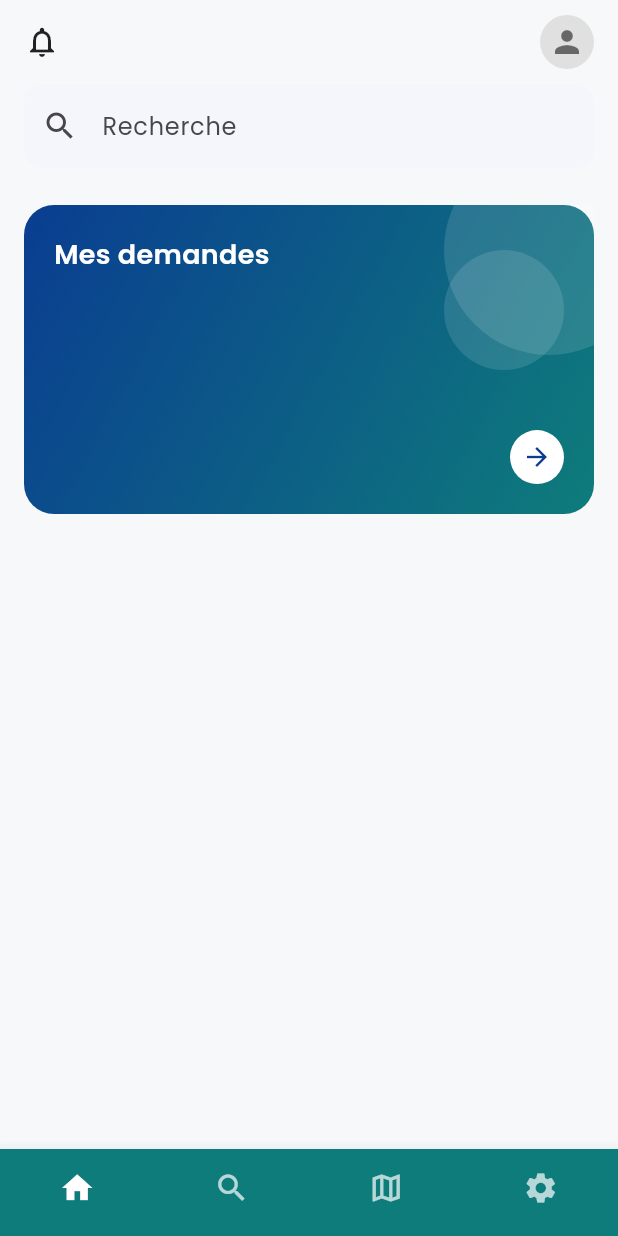
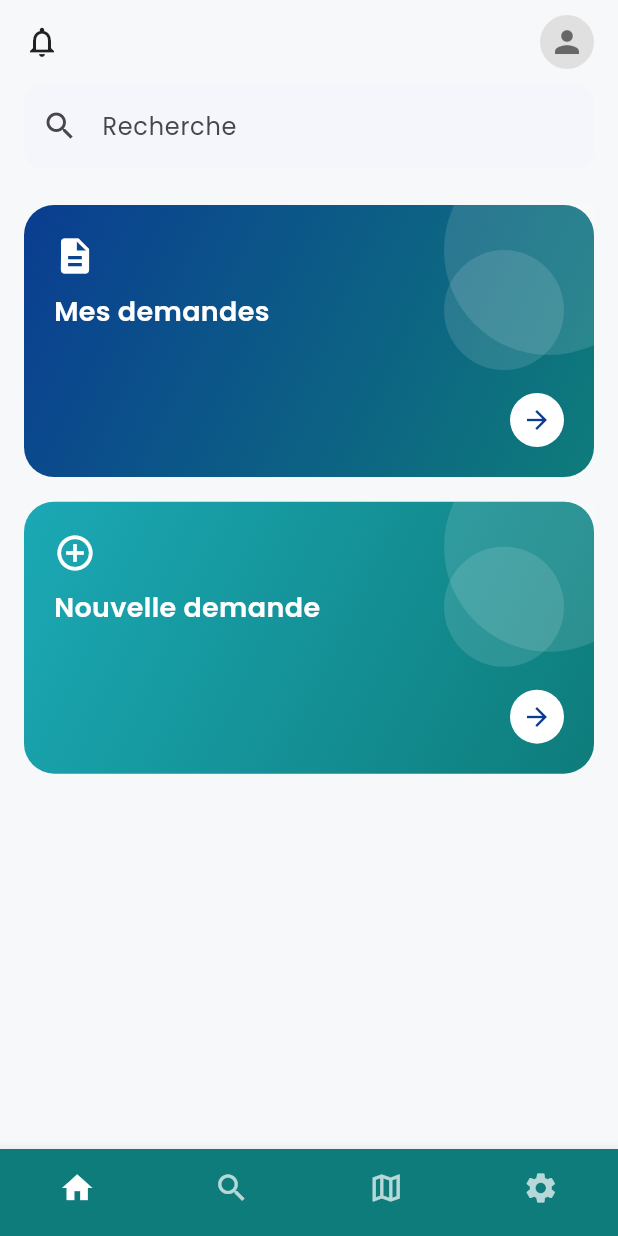
Before and after one commit to soukainaJOUAH/DimaMeakApp, a Flutter app: the HomeScreen screen opened directly, on a phone screen of 412 x 824 dp. Run offline on Flutter 3.47's test engine with Material 3 defaults, Android fonts, the phone set to English and light mode, and no system bars; our stand-ins replace flutter_tts, permission_handler, speech_to_text.

Commit message:
home done

```diff
--- a/lib/features/home/screens/home_screen.dart
+++ b/lib/features/home/screens/home_screen.dart
@@ -2,7 +2,8 @@ import 'package:flutter/material.dart';
 import 'package:dima_m3ak/core/enums/user_role.dart';
 import '../utilisateur/home_utilisateur.dart';
 import '../aidant/home_aidant.dart';
-
+import '../../notifications/screens/notifications_screen.dart';
+import '../../profile/screens/profile_screen.dart';
 
 class HomeScreen extends StatefulWidget {
   final bool isVoiceEnabled;
@@ -35,9 +36,9 @@ class _HomeScreenState extends State<HomeScreen> {
     Widget body;
 
     if (widget.role == UserRole.utilisateur) {
-      body = const HomeUtilisateur();
+      body =  HomeUtilisateur();
     } else {
-      body = const HomeAidant();
+      body =  HomeAidant();
     }
 
     return Scaffold(
@@ -50,7 +51,15 @@ class _HomeScreenState extends State<HomeScreen> {
         leading: IconButton(
           icon: const Icon(Icons.notifications_none),
           color: Colors.black87,
-          onPressed: () {},
+          onPressed: () {
+            Navigator.push(
+              context,
+              MaterialPageRoute(
+                builder: (_) => NotificationsScreen()
+
+              )
+            );
+          },
         ),
         actions: [
           Padding(
--- a/lib/features/home/utilisateur/home_utilisateur.dart
+++ b/lib/features/home/utilisateur/home_utilisateur.dart
@@ -1,4 +1,6 @@
 import 'package:flutter/material.dart';
+import 'mes_demande_screen.dart';
+import 'nouvelle_demande_screen.dart';
 
 class HomeUtilisateur extends StatelessWidget {
   const HomeUtilisateur({super.key});
@@ -11,7 +13,7 @@ class HomeUtilisateur extends StatelessWidget {
       padding: const EdgeInsets.symmetric(horizontal: 16),
       child: Column(
         children: [
-          /// 🔍 Search
+          // 🔍 Search bar
           TextField(
             decoration: InputDecoration(
               hintText: 'Recherche',
@@ -27,14 +29,10 @@ class HomeUtilisateur extends StatelessWidget {
 
           SizedBox(height: size.height * 0.03),
 
-          /// 🟦 Mes demandes
-          GestureDetector(
-            onTap: () {},
-            child: Container(
-              height: size.height * 0.25,
-              width: double.infinity,
-              decoration: BoxDecoration(
-                borderRadius: BorderRadius.circular(20),
+          // 🟦 Mes demandes (Gradient)
+          _HomeCard(
+            title: 'Mes demandes',
+            icon: Icons.description,
             gradient: const LinearGradient(
               begin: Alignment.topLeft,
               end: Alignment.bottomRight,
@@ -43,20 +41,104 @@ class HomeUtilisateur extends StatelessWidget {
                 Color(0xFF0E7C7B),
               ],
             ),
+            onTap: () {
+              Navigator.push(
+                context,
+                MaterialPageRoute(
+                  builder:(_) =>  MesDemandesScreen(),
+
+                ),
+              );
+            },
+          ),
+
+          SizedBox(height: size.height * 0.02),
+
+          // 🟩 Nouvelle demande (Color موحّد)
+
+          _HomeCard(
+            title: 'Nouvelle demande',
+            icon: Icons.add_circle_outline,
+            gradient: const LinearGradient(
+              begin: Alignment.topLeft,
+              end: Alignment.bottomRight,
+              colors: [
+                Color(0xFF1BA9B5),
+                Color(0xFF0E7C7B),
+              ],
+            ),
+            onTap: () {
+              Navigator.push(
+                context,
+                MaterialPageRoute(
+                  builder:(_) =>  NouvelleDemandeScreen(),
+
+                ),
+              );
+            },
+          ),
+        ],
+      ),
+    );
+  }
+}
+
+//
+// 🔹 Card Widget (مشترك)
+class _HomeCard extends StatelessWidget {
+  final String title;
+  final IconData icon;
+  final LinearGradient? gradient;
+  final Color? color;
+  final VoidCallback onTap;
+
+  const _HomeCard({
+    required this.title,
+    required this.icon,
+    this.gradient,
+    this.color,
+    required this.onTap,
+  });
+
+  @override
+  Widget build(BuildContext context) {
+    final size = MediaQuery.of(context).size;
+
+    return GestureDetector(
+      onTap: onTap,
+      child: Container(
+        height: size.height * 0.22,
+        width: double.infinity,
+        decoration: BoxDecoration(
+          borderRadius: BorderRadius.circular(20),
+          gradient: gradient, // null فـ Card 2
+          color: color,       // null فـ Card 1
         ),
         child: Stack(
           children: [
-                  Positioned(top: -40, right: -40, child: _Circle(size: 140)),
-                  Positioned(top: 30, right: 20, child: _Circle(size: 80)),
+            // 🔵 Decorative circles
+            Positioned(
+              top: -40,
+              right: -40,
+              child: _Circle(size: 140),
+            ),
+            Positioned(
+              top: 30,
+              right: 20,
+              child: _Circle(size: 80),
+            ),
 
+            // 🔹 Content
             Padding(
               padding: const EdgeInsets.all(20),
               child: Column(
                 crossAxisAlignment: CrossAxisAlignment.start,
                 children: [
-                        const Text(
-                          'Mes demandes',
-                          style: TextStyle(
+                  Icon(icon, color: Colors.white, size: 28),
+                  const SizedBox(height: 10),
+                  Text(
+                    title,
+                    style: const TextStyle(
                       fontSize: 18,
                       fontWeight: FontWeight.w600,
                       color: Colors.white,
@@ -84,15 +166,14 @@ class HomeUtilisateur extends StatelessWidget {
           ],
         ),
       ),
-          ),
-        ],
-      ),
     );
   }
 }
 
+// 🔵 Decorative circle
 class _Circle extends StatelessWidget {
   final double size;
+
   const _Circle({required this.size});
 
   @override
```
Also changed, not shown: lib/features/home/utilisateur/mes_demande_screen.dart (added, +12 -0 lines), lib/features/home/utilisateur/nouvelle_demande_screen.dart (added, +12 -0 lines), lib/features/home/utilisateur/search/search_screen.dart (added, +355 -0 lines), lib/features/notifications/screens/notifications_screen.dart (added, +14 -0 lines), lib/features/home/utilisateur/map_screen.dart (added), lib/features/home/utilisateur/search/widgets/filter_chips.dart (added), lib/features/home/utilisateur/search/widgets/profile_card.dart (added), lib/features/home/utilisateur/search/widgets/search_bar.dart (added), lib/features/home/utilisateur/search/widgets/tab_selector.dart (added), lib/features/home/utilisateur/settings_screen.dart (added). Lines whose indentation alone changed are shown as unchanged.
